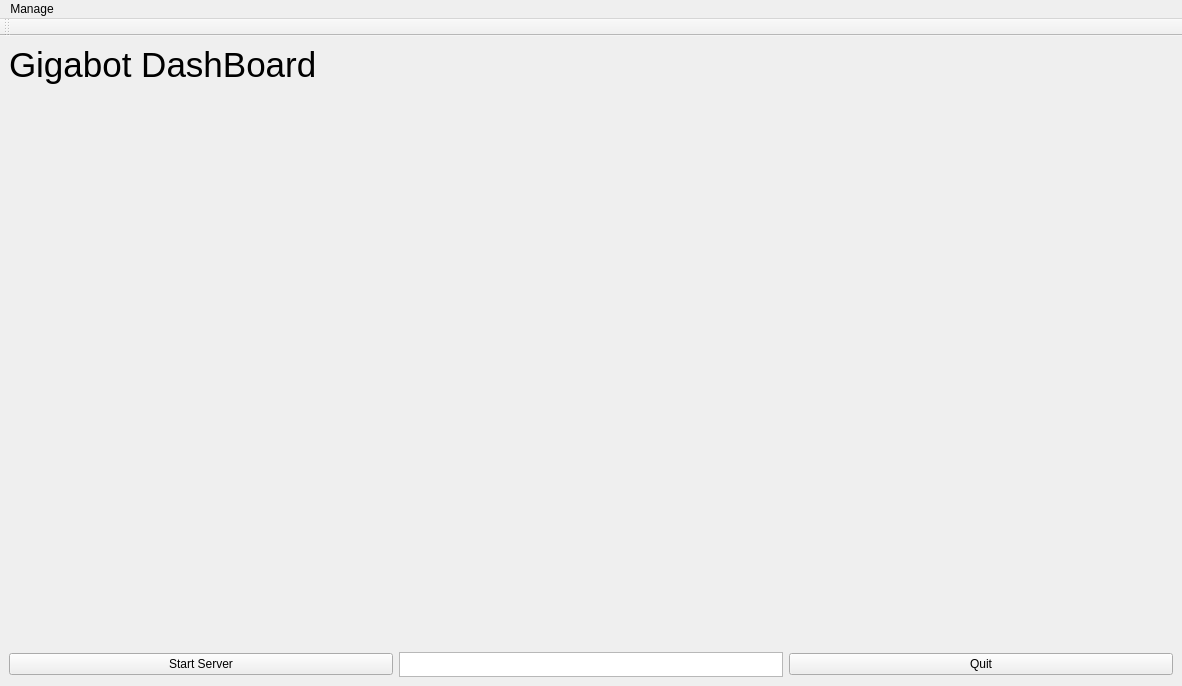
First picture: the form in dashboardwindow.ui, repository re3Dprinting/touchscreen, before the edit.
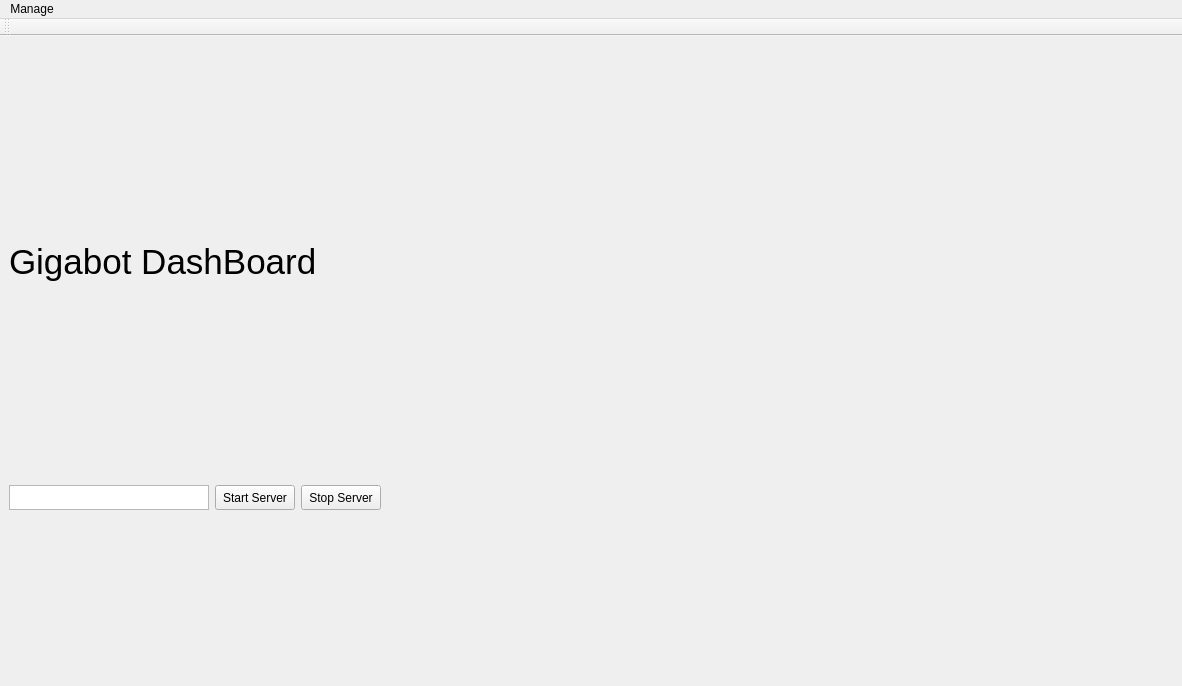
Second picture: the form after the edit. Icons and pictures are not drawn.

Commit message: Start/stop servercode added

```diff
--- a/dashboardwindow.ui
+++ b/dashboardwindow.ui
@@ -14,8 +14,8 @@
    <string>Gigabot Dashboard</string>
   </property>
   <widget class="QWidget" name="centralwidget">
-   <layout class="QVBoxLayout" name="verticalLayout">
-    <item>
+   <layout class="QGridLayout" name="gridLayout">
+    <item row="0" column="0">
      <layout class="QHBoxLayout" name="Header">
       <item>
        <widget class="QLabel" name="DashboardTitle">
@@ -65,89 +65,92 @@
       </item>
      </layout>
     </item>
-    <item>
-     <layout class="QGridLayout" name="Dashboard">
-      <item row="1" column="0">
-       <spacer name="VSpace1">
-        <property name="orientation">
-         <enum>Qt::Vertical</enum>
-        </property>
-        <property name="sizeType">
-         <enum>QSizePolicy::Preferred</enum>
-        </property>
-        <property name="sizeHint" stdset="0">
-         <size>
-          <width>20</width>
-          <height>16777215</height>
-         </size>
-        </property>
-       </spacer>
-      </item>
-      <item row="0" column="1">
-       <spacer name="HSpace">
-        <property name="orientation">
-         <enum>Qt::Horizontal</enum>
-        </property>
-        <property name="sizeType">
-         <enum>QSizePolicy::Preferred</enum>
-        </property>
-        <property name="sizeHint" stdset="0">
-         <size>
-          <width>16777215</width>
-          <height>20</height>
-         </size>
-        </property>
-       </spacer>
-      </item>
-      <item row="1" column="1">
-       <spacer name="VSpace">
-        <property name="orientation">
-         <enum>Qt::Vertical</enum>
-        </property>
-        <property name="sizeType">
-         <enum>QSizePolicy::Preferred</enum>
-        </property>
-        <property name="sizeHint" stdset="0">
-         <size>
-          <width>20</width>
-          <height>16777215</height>
-         </size>
-        </property>
-       </spacer>
-      </item>
-     </layout>
+    <item row="3" column="0">
+     <layout class="QVBoxLayout" name="Dashboard"/>
     </item>
-    <item>
+    <item row="1" column="0">
      <layout class="QHBoxLayout" name="buttons">
+      <property name="sizeConstraint">
+       <enum>QLayout::SetDefaultConstraint</enum>
+      </property>
+      <item>
+       <widget class="QTextBrowser" name="ServerStatus">
+        <property name="sizePolicy">
+         <sizepolicy hsizetype="Fixed" vsizetype="Fixed">
+          <horstretch>0</horstretch>
+          <verstretch>0</verstretch>
+         </sizepolicy>
+        </property>
+        <property name="minimumSize">
+         <size>
+          <width>0</width>
+          <height>25</height>
+         </size>
+        </property>
+        <property name="maximumSize">
+         <size>
+          <width>200</width>
+          <height>25</height>
+         </size>
+        </property>
+        <property name="verticalScrollBarPolicy">
+         <enum>Qt::ScrollBarAlwaysOff</enum>
+        </property>
+        <property name="horizontalScrollBarPolicy">
+         <enum>Qt::ScrollBarAlwaysOff</enum>
+        </property>
+       </widget>
+      </item>
       <item>
        <widget class="QPushButton" name="StartServer">
+        <property name="sizePolicy">
+         <sizepolicy hsizetype="Minimum" vsizetype="Fixed">
+          <horstretch>0</horstretch>
+          <verstretch>0</verstretch>
+         </sizepolicy>
+        </property>
+        <property name="minimumSize">
+         <size>
+          <width>80</width>
+          <height>0</height>
+         </size>
+        </property>
+        <property name="maximumSize">
+         <size>
+          <width>100</width>
+          <height>25</height>
+         </size>
+        </property>
         <property name="text">
          <string>Start Server</string>
         </property>
        </widget>
       </item>
       <item>
-       <widget class="QTextBrowser" name="textBrowser">
-        <property name="sizePolicy">
-         <sizepolicy hsizetype="Minimum" vsizetype="Minimum">
-          <horstretch>0</horstretch>
-          <verstretch>0</verstretch>
-         </sizepolicy>
-        </property>
-        <property name="minimumSize">
+       <widget class="QPushButton" name="StopServer">
+        <property name="maximumSize">
          <size>
-          <width>0</width>
+          <width>100</width>
           <height>25</height>
          </size>
         </property>
+        <property name="text">
+         <string>Stop Server</string>
+        </property>
        </widget>
       </item>
       <item>
-       <widget class="QPushButton" name="Quit">
-        <property name="text">
-         <string>Quit</string>
+       <spacer name="horizontalSpacer">
+        <property name="orientation">
+         <enum>Qt::Horizontal</enum>
         </property>
-       </widget>
+        <property name="sizeHint" stdset="0">
+         <size>
+          <width>40</width>
+          <height>20</height>
+         </size>
+        </property>
+       </spacer>
       </item>
      </layout>
     </item>
```
Left out of the diff: 16 changed lines with no effect on the pictures. The commit also changes 6 other files.
